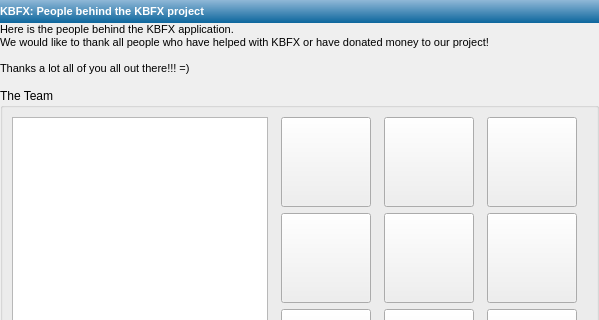
First picture: the form in kbfx4/configdialog/kbfx_about.ui, repository plexydesk/kbfxmenu, before the edit; both pictures show x 0 to 599 and y 0 to 320 of the 599 by 623 pixel window.
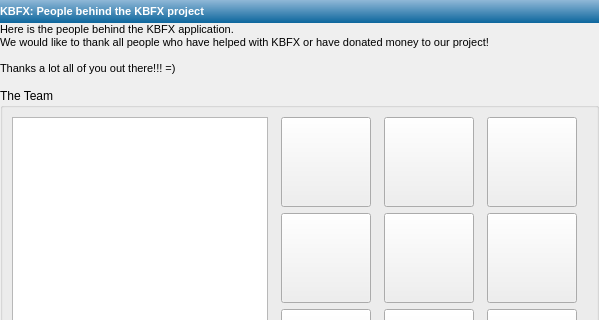
Second picture: the form after the edit. Icons and pictures are not drawn.

Diff of the .ui file:
```diff
--- a/kbfx4/configdialog/kbfx_about.ui
+++ b/kbfx4/configdialog/kbfx_about.ui
@@ -72,7 +72,7 @@
 &lt;p style=" margin-top:0px; margin-bottom:0px; margin-left:0px; margin-right:0px; -qt-block-indent:0; text-indent:0px; font-size:8pt;">Here is the people behind the KBFX application.&lt;/p>
 &lt;p style=" margin-top:0px; margin-bottom:0px; margin-left:0px; margin-right:0px; -qt-block-indent:0; text-indent:0px; font-size:8pt;">We would like to thank all people who have helped with KBFX or have donated money to our project!&lt;/p>
 &lt;p style="-qt-paragraph-type:empty; margin-top:0px; margin-bottom:0px; margin-left:0px; margin-right:0px; -qt-block-indent:0; text-indent:0px; font-size:8pt;">&lt;/p>
-&lt;p style=" margin-top:0px; margin-bottom:0px; margin-left:0px; margin-right:0px; -qt-block-indent:0; text-indent:0px; font-size:8pt;">Thanks a lot all of you all out there!!! =)&lt;/p>
+&lt;p style=" margin-top:0px; margin-bottom:0px; margin-left:0px; margin-right:0px; -qt-block-indent:0; text-indent:0px; font-size:8pt;">Thanks a lot all of you out there!!! =)&lt;/p>
 &lt;p style="-qt-paragraph-type:empty; margin-top:0px; margin-bottom:0px; margin-left:0px; margin-right:0px; -qt-block-indent:0; text-indent:0px; font-size:8pt;">&lt;/p>&lt;/body>&lt;/html></string>
        </property>
        <property name="margin" >
```
